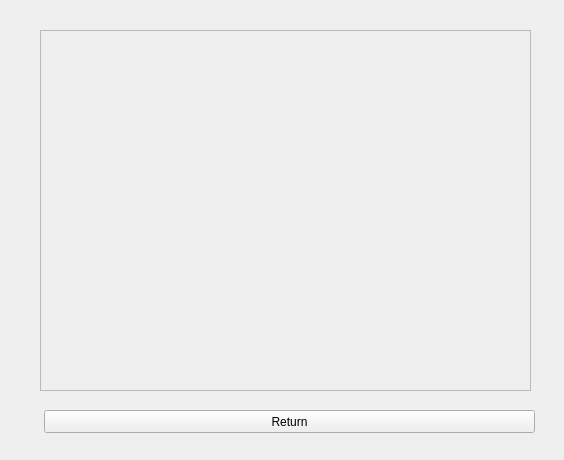
Before: the Qt Designer form Comcalen/ShowNews.ui in Rolkarolka/Comcalen, drawn with Qt 5.
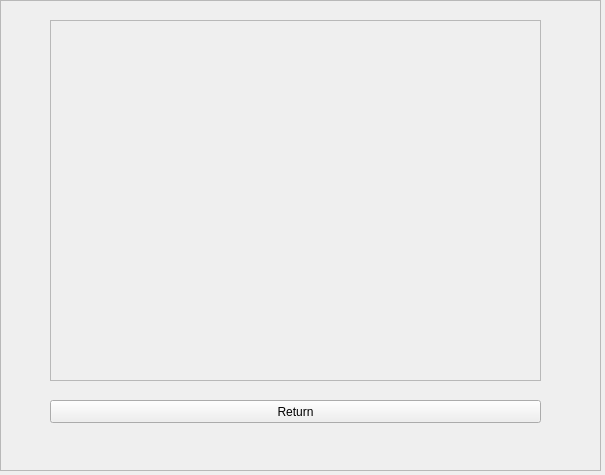
After: the same form once the commit is applied. Icons and pictures are not drawn.

```diff
--- a/Comcalen/ShowNews.ui
+++ b/Comcalen/ShowNews.ui
@@ -6,35 +6,43 @@
    <rect>
     <x>0</x>
     <y>0</y>
-    <width>564</width>
-    <height>460</height>
+    <width>605</width>
+    <height>475</height>
    </rect>
   </property>
   <property name="windowTitle">
    <string>ShowNews</string>
   </property>
-  <widget class="QPushButton" name="return_mw">
+  <widget class="QFrame" name="frame">
    <property name="geometry">
     <rect>
-     <x>44</x>
-     <y>410</y>
-     <width>491</width>
-     <height>23</height>
+     <x>0</x>
+     <y>0</y>
+     <width>601</width>
+     <height>471</height>
     </rect>
    </property>
-   <property name="text">
-    <string>Return</string>
+   <property name="styleSheet">
+    <string notr="true">QFrame{background:url(:/Comcalen/background.jpg)}</string>
    </property>
-  </widget>
+   <property name="frameShape">
+    <enum>QFrame::StyledPanel</enum>
+   </property>
+   <property name="frameShadow">
+    <enum>QFrame::Raised</enum>
+   </property>
   <widget class="QScrollArea" name="scroll_news">
    <property name="geometry">
     <rect>
-     <x>40</x>
-     <y>30</y>
+      <x>50</x>
+      <y>20</y>
      <width>491</width>
      <height>361</height>
     </rect>
    </property>
+    <property name="styleSheet">
+     <string notr="true">QWidget{url(:/Comcalen/background.jpg)}</string>
+    </property>
    <property name="widgetResizable">
     <bool>true</bool>
    </property>
@@ -49,6 +57,20 @@
     </property>
    </widget>
   </widget>
+   <widget class="QPushButton" name="return_mw">
+    <property name="geometry">
+     <rect>
+      <x>50</x>
+      <y>400</y>
+      <width>491</width>
+      <height>23</height>
+     </rect>
+    </property>
+    <property name="text">
+     <string>Return</string>
+    </property>
+   </widget>
+  </widget>
  </widget>
  <layoutdefault spacing="6" margin="11"/>
  <resources/>
```
Left out of the diff: 4 changed lines with no effect on the pictures. Lines whose indentation alone changed are shown as unchanged.
